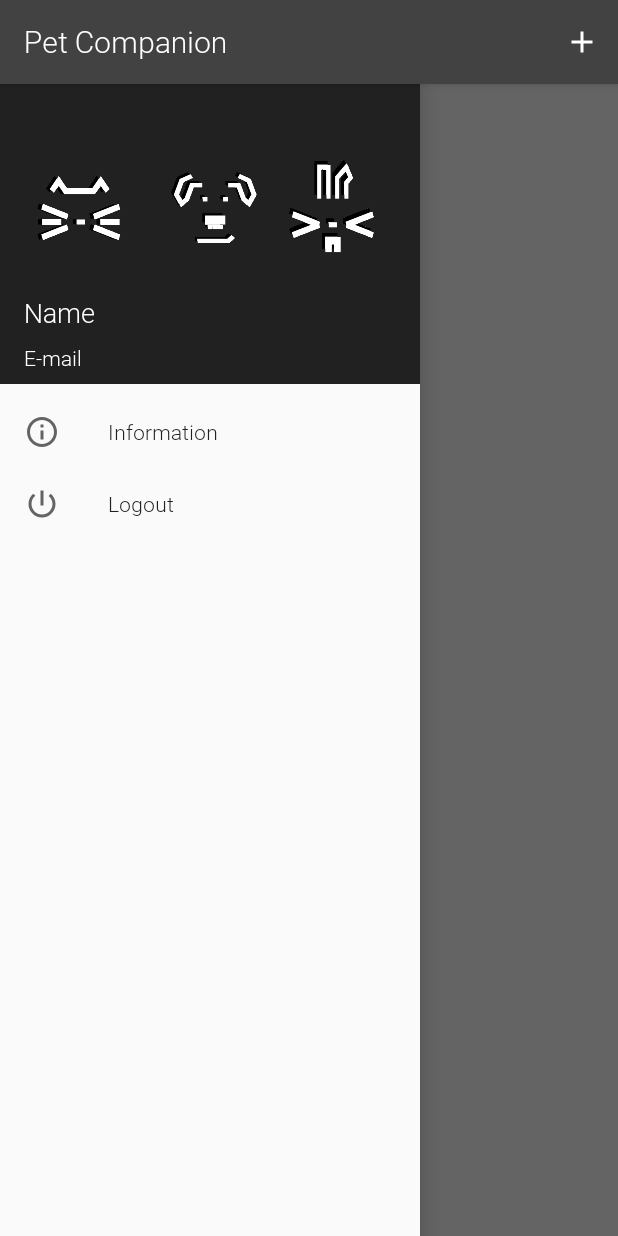
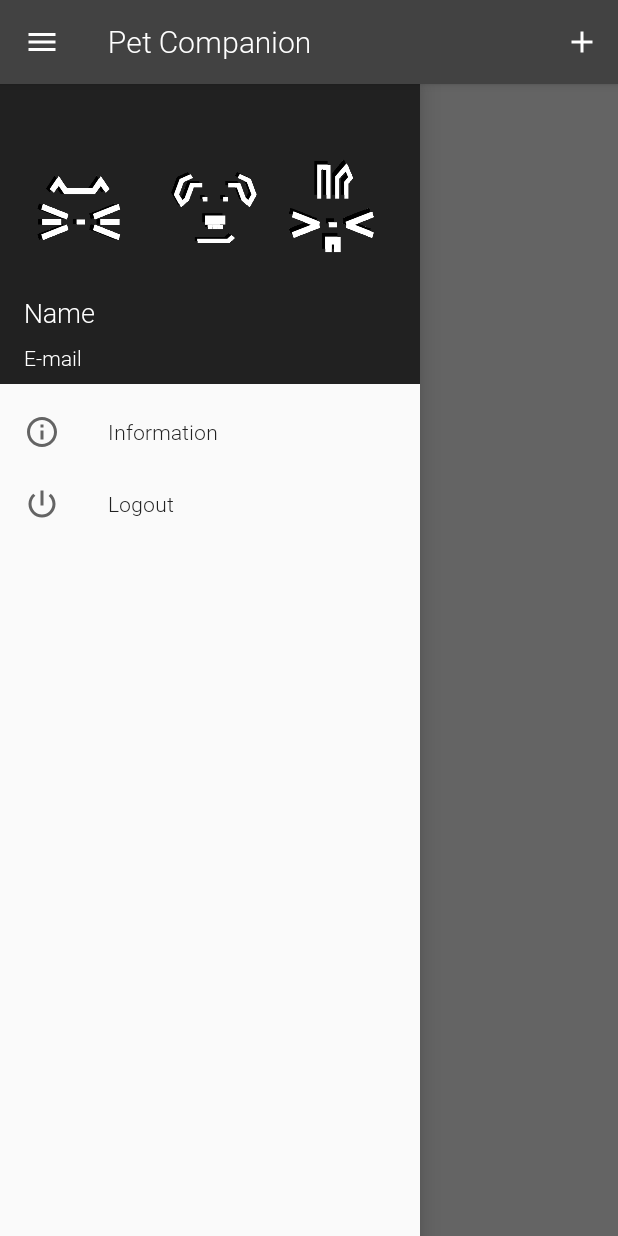
Before and after one commit to jakub-blahunka/PetCompanion, an Android app: the MainActivity screen opened directly, with no data from a screen before it, with the side drawer open, on a phone screen of 412 x 824 dp. Run offline under Robolectric (Android 15) with nearby library versions, the phone set to English and light mode, and no system bars; libraries missing offline, so code that uses them is left out: com.backendless, com.backendless.async, com.backendless.exceptions, com.backendless.persistence; 7 statements that could not run were skipped.

Commit message:
navigation drawer open, close btn

```diff
--- a/app/src/main/java/org/jaku8ka/petcompanion/MainActivity.java
+++ b/app/src/main/java/org/jaku8ka/petcompanion/MainActivity.java
@@ -2,17 +2,17 @@ package org.jaku8ka.petcompanion;
 
 import android.content.DialogInterface;
 import android.content.Intent;
-import android.support.design.widget.FloatingActionButton;
 import android.support.design.widget.NavigationView;
 import android.support.v4.app.FragmentManager;
+import android.support.v4.view.GravityCompat;
 import android.support.v4.widget.DrawerLayout;
+import android.support.v7.app.ActionBar;
 import android.support.v7.app.AlertDialog;
 import android.support.v7.app.AppCompatActivity;
 import android.os.Bundle;
 import android.view.Menu;
 import android.view.MenuItem;
 import android.view.View;
-import android.view.animation.Animation;
 import android.widget.ImageView;
 import android.widget.LinearLayout;
 import android.widget.ListView;
@@ -121,8 +121,7 @@ public class MainActivity extends AppCompatActivity implements ItemSelected {
             textView.setLayoutParams(layoutParams);
             textView.getLayoutParams().height = 0;
         }
-        if(findViewById(R.id.layoutPortrait) != null)
-            setNavDrawer();
+        setNavDrawer();
         NotificationScheduler.createNotificationChannel(this);
     }
 
@@ -173,6 +172,7 @@ public class MainActivity extends AppCompatActivity implements ItemSelected {
                         return true;
                     }
                 });
+
     }
 
     @Override
@@ -211,6 +211,9 @@ public class MainActivity extends AppCompatActivity implements ItemSelected {
     @Override
     public boolean onCreateOptionsMenu(Menu menu) {
         getMenuInflater().inflate(R.menu.menu, menu);
+        ActionBar actionBar = getSupportActionBar();
+        actionBar.setDisplayHomeAsUpEnabled(true);
+        actionBar.setHomeAsUpIndicator(R.drawable.ic_menu);
 
         return super.onCreateOptionsMenu(menu);
     }
@@ -229,6 +232,11 @@ public class MainActivity extends AppCompatActivity implements ItemSelected {
                 POSITION = 9999;
                 startActivity(new Intent(MainActivity.this, NewPet.class));
                 return true;
+            case android.R.id.home:
+                if(!drawerLayout.isDrawerOpen(GravityCompat.START))
+                    drawerLayout.openDrawer(GravityCompat.START);
+                else drawerLayout.closeDrawer(GravityCompat.START);
+                return true;
             default:
                 return super.onOptionsItemSelected(item);
         }
--- /dev/null
+++ b/app/src/main/res/drawable/ic_menu.xml
@@ -0,0 +1,9 @@
+<vector xmlns:android="http://schemas.android.com/apk/res/android"
+        android:width="24dp"
+        android:height="24dp"
+        android:viewportWidth="24.0"
+        android:viewportHeight="24.0">
+    <path
+        android:fillColor="#FFFFFF"
+        android:pathData="M3,18h18v-2L3,16v2zM3,13h18v-2L3,11v2zM3,6v2h18L21,6L3,6z"/>
+</vector>
--- a/app/src/main/res/layout-land/activity_main.xml
+++ b/app/src/main/res/layout-land/activity_main.xml
@@ -1,11 +1,24 @@
 <?xml version="1.0" encoding="utf-8"?>
+<android.support.v4.widget.DrawerLayout xmlns:android="http://schemas.android.com/apk/res/android"
+    xmlns:app="http://schemas.android.com/apk/res-auto"
+    xmlns:tools="http://schemas.android.com/tools"
+    android:id="@+id/drawer_layout"
+    android:layout_width="match_parent"
+    android:layout_height="match_parent"
+    android:fitsSystemWindows="true">
+
+    <FrameLayout
+        android:id="@+id/content_frame"
+        android:layout_width="match_parent"
+        android:layout_height="match_parent">
+
         <LinearLayout xmlns:android="http://schemas.android.com/apk/res/android"
             xmlns:app="http://schemas.android.com/apk/res-auto"
             xmlns:tools="http://schemas.android.com/tools"
+            android:id="@+id/layoutLand"
             android:layout_width="match_parent"
             android:layout_height="match_parent"
             android:gravity="center"
-    android:id="@+id/layoutLand"
             android:orientation="vertical">
 
             <LinearLayout
@@ -40,3 +53,14 @@
                 tools:layout="@layout/fragment_buttons" />
 
         </LinearLayout>
+    </FrameLayout>
+
+    <android.support.design.widget.NavigationView
+        android:id="@+id/nav_view"
+        android:layout_width="wrap_content"
+        android:layout_height="match_parent"
+        android:layout_gravity="start"
+        android:fitsSystemWindows="false"
+        app:menu="@menu/drawer_view" />
+
+</android.support.v4.widget.DrawerLayout>
```
Lines whose indentation alone changed are shown as unchanged.
